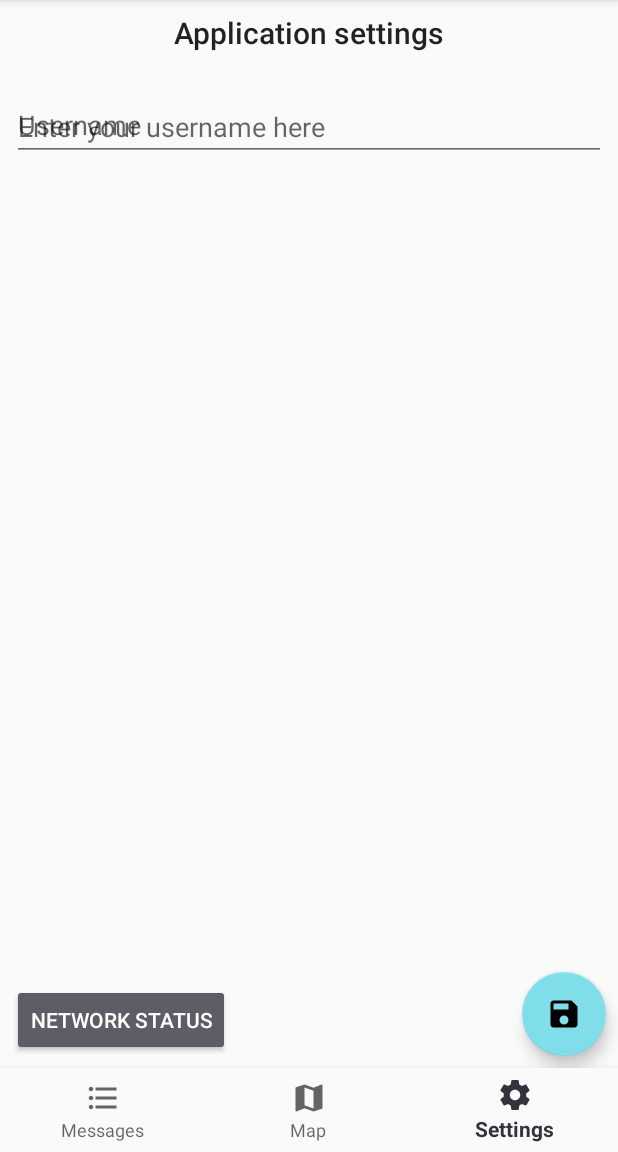
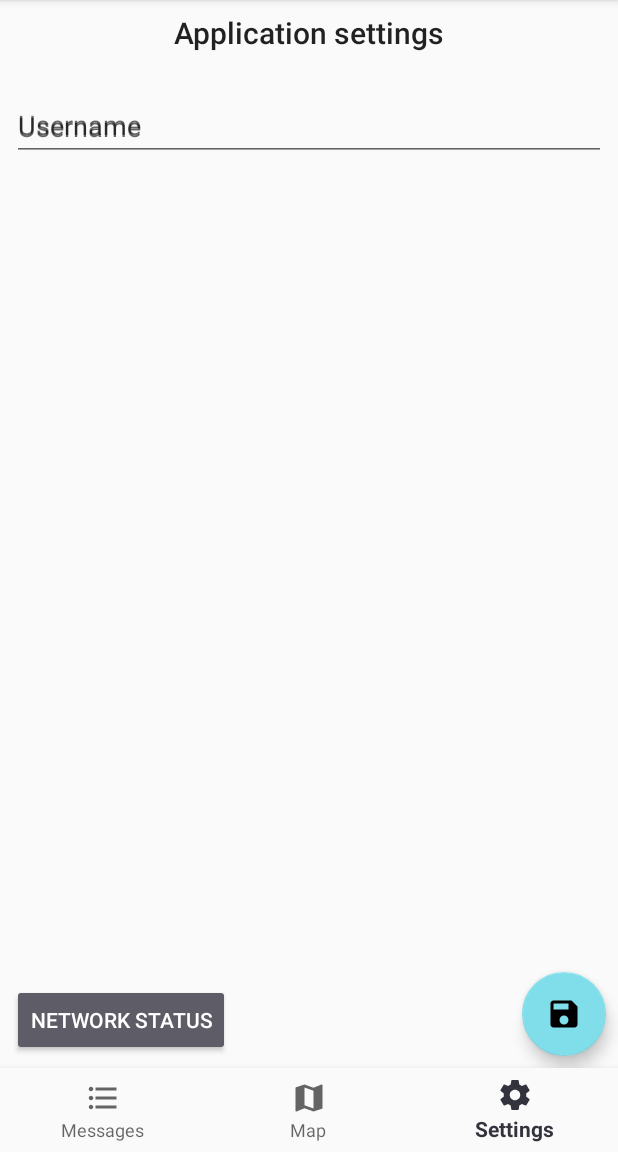
Before and after one commit to flavienbonvin/floater-bachelor-project-android, an Android app: the screen it shows after launch (MainActivity), item 3 of the bottom bar chosen, on a phone screen of 412 x 824 dp, the part 84-1236 px from its top. Run offline under Robolectric (Android 15) with nearby library versions, the phone set to English and light mode, and no system bars; 3 statements that could not run were skipped.

```diff
--- a/app/src/main/java/ch/hevs/fbonvin/disasterassistance/MainActivity.java
+++ b/app/src/main/java/ch/hevs/fbonvin/disasterassistance/MainActivity.java
@@ -84,7 +84,7 @@ public class MainActivity extends AppCompatActivity {
 
         initNearby();
 
-        //TODO: check if high accuracy is activated
+
     }
 
     private void initButtons() {
@@ -109,7 +109,7 @@ public class MainActivity extends AppCompatActivity {
                         public void onClick(View v) {
                         }
                     }).show();
-        }  //TODO what to do if there is a problem with nearby startup
+        }
     }
 
     private void initPreferences() {
--- a/app/src/main/java/ch/hevs/fbonvin/disasterassistance/adapter/RecyclerViewAdapter.java
+++ b/app/src/main/java/ch/hevs/fbonvin/disasterassistance/adapter/RecyclerViewAdapter.java
@@ -55,10 +55,8 @@ public class RecyclerViewAdapter extends RecyclerView.Adapter<RecyclerViewAdapte
         holder.tvCategoryName.setText(current.getCategory());
         holder.tvMessageDate.setText(date);
         holder.tvMessageDesc.setText(current.getDescription());
-        //TODO calculate the distance to the message source
+
         holder.tvMessageDistance.setText("NaN");
-
-        //TODO handle the status message icon
 
         if (mContext.getString(R.string.category_victims).equals(current.getCategory())) {
             holder.vMessageCategory.setBackgroundColor(mContext.getResources().getColor(R.color.category_victim));
--- a/app/src/main/java/ch/hevs/fbonvin/disasterassistance/utils/NearbyManagement.java
+++ b/app/src/main/java/ch/hevs/fbonvin/disasterassistance/utils/NearbyManagement.java
@@ -225,8 +225,6 @@ public class NearbyManagement {
                                     endpointId));
                             //If the connection succeeded, the endpoint is put in the connected set
                             mEstablishedConnections.put(endpoint.getId(), endpoint);
-
-                            //TODO handle new peer connection
                             break;
                         case ConnectionsStatusCodes.STATUS_CONNECTION_REJECTED:
                             Log.w(TAG, String.format("ConnectionLifecycleCallback onConnectionResult %s, %s",
@@ -301,7 +299,6 @@ public class NearbyManagement {
                                                 mIsConnecting = false;
                                                 Log.w(TAG, "EndpointDiscoveryCallback, onEndpointFound onFailure: ", e);
 
-                                                //TODO: Handle the STATUS_BLUETOOTH_ERROR, ask to restart bluetooth or phone
                                                 startDiscovery(sConnectionsClient, sAppID, sPackageName);
                                             }
                                         }
--- a/app/src/main/java/ch/hevs/fbonvin/disasterassistance/views/ActivityNetworkStatus.java
+++ b/app/src/main/java/ch/hevs/fbonvin/disasterassistance/views/ActivityNetworkStatus.java
@@ -18,11 +18,6 @@ public class ActivityNetworkStatus extends AppCompatActivity {
         setContentView(R.layout.activity_network_status);
 
         setText();
-
-
-        //TODO: what to do if something is red and do not work
-        //TODO: reconnect on back pressed
-        //TODO: make the back button go to the setting fragment
     }
 
     private void setText(){
@@ -62,7 +57,7 @@ public class ActivityNetworkStatus extends AppCompatActivity {
 
         if ((NearbyManagement.ismIsDiscovering()
                 || !NearbyManagement.ismIsAdvertising())
-                && NearbyManagement.ismIsConnecting()) {
+                && !NearbyManagement.ismIsConnecting()) {
 
             imError.setImageResource(R.drawable.ic_error_outline_black);
             imError.setColorFilter(this.getResources().getColor(R.color.errorColor));
@@ -73,7 +68,6 @@ public class ActivityNetworkStatus extends AppCompatActivity {
                     .setAction("More info", new View.OnClickListener() {
                         @Override
                         public void onClick(View v) {
-                            //TODO: display help for fixing problems (Toggle bluetooth, reboot)
                         }
                     }).show();
         }
--- a/app/src/main/java/ch/hevs/fbonvin/disasterassistance/views/ActivitySendMessage.java
+++ b/app/src/main/java/ch/hevs/fbonvin/disasterassistance/views/ActivitySendMessage.java
@@ -72,7 +72,6 @@ public class ActivitySendMessage extends AppCompatActivity {
         switch (item.getItemId()){
             case R.id.send_message:
 
-                //TODO handle the case where there is no peer around the user
                 if (checkInputs()) {
                     mMessage.setTitle(etMessageTitle.getText().toString().trim());
                     mMessage.setDescription(etMessageDesc.getText().toString().trim());
@@ -93,7 +92,6 @@ public class ActivitySendMessage extends AppCompatActivity {
             return false;
         }
 
-        //TODO: Looks strange, unfocused keyboard is needed i think
         if (etMessageDesc.getText().toString().trim().isEmpty()) {
             etMessageDesc.setError("You have to give a description");
             return false;
--- a/app/src/main/java/ch/hevs/fbonvin/disasterassistance/views/FragMessages.java
+++ b/app/src/main/java/ch/hevs/fbonvin/disasterassistance/views/FragMessages.java
@@ -40,7 +40,6 @@ public class FragMessages extends Fragment {
         mRecyclerView.setLayoutManager(new LinearLayoutManager(getActivity()));
 
 
-        //TODO hide FAB on scroll
         FloatingActionButton fabAddMessage = mViewFragment.findViewById(R.id.fab_add_message);
         fabAddMessage.setOnClickListener(new View.OnClickListener() {
             @Override
@@ -57,11 +56,13 @@ public class FragMessages extends Fragment {
     private ArrayList<Message> dummyMessage() {
         ArrayList<Message> data = new ArrayList<>();
 
-        data.add(new Message(VALUE_PREF_APPID, VALUE_PREF_APPID, VALUE_PREF_USERNAME, "Message 1", getString(R.string.category_victims), "Description 1 "));
-        data.add(new Message(VALUE_PREF_APPID, VALUE_PREF_APPID, VALUE_PREF_USERNAME, "Message 2", getString(R.string.category_danger), "Description 2"));
-        data.add(new Message(VALUE_PREF_APPID, VALUE_PREF_APPID, VALUE_PREF_USERNAME, "Message 3", getString(R.string.category_resources), "Description 3"));
-        data.add(new Message(VALUE_PREF_APPID, VALUE_PREF_APPID, VALUE_PREF_USERNAME, "Message 4", getString(R.string.category_danger), "Description 4"));
-        data.add(new Message(VALUE_PREF_APPID, VALUE_PREF_APPID, VALUE_PREF_USERNAME, "Message 5", getString(R.string.category_resources), "Description 5"));
+        data.add(new Message(VALUE_PREF_APPID, VALUE_PREF_APPID, VALUE_PREF_USERNAME, "Injured kid", getString(R.string.category_victims), "Kid with broken leg, needs assistance ASAP"));
+        data.add(new Message(VALUE_PREF_APPID, VALUE_PREF_APPID, VALUE_PREF_USERNAME, "Gaz leak", getString(R.string.category_danger), "Strong gas smell in this area"));
+        data.add(new Message(VALUE_PREF_APPID, VALUE_PREF_APPID, VALUE_PREF_USERNAME, "Water bottle", getString(R.string.category_resources), "Truck full of bottle arrived"));
+        data.add(new Message(VALUE_PREF_APPID, VALUE_PREF_APPID, VALUE_PREF_USERNAME, "Collapsing wall", getString(R.string.category_danger), "The south wall of this house will fall is nothing is done"));
+        data.add(new Message(VALUE_PREF_APPID, VALUE_PREF_APPID, VALUE_PREF_USERNAME, "Drugs", getString(R.string.category_resources), "We have few drugs we can share, some painkillers and antibiotics"));
+        data.add(new Message(VALUE_PREF_APPID, VALUE_PREF_APPID, VALUE_PREF_USERNAME, "Nurse", getString(R.string.category_caretaker), "I am a nurse and will stay near the fountain all day, you can come if you need assistance of if you are not able to, I can come to you"));
+
 
         return data;
     }
--- a/app/src/main/java/ch/hevs/fbonvin/disasterassistance/views/FragSettings.java
+++ b/app/src/main/java/ch/hevs/fbonvin/disasterassistance/views/FragSettings.java
@@ -70,10 +70,9 @@ public class FragSettings extends Fragment {
     private void fillSettings(EditText editText) {
         String username = PreferencesManagement.getStringPref(getActivity(), PREF_NAME, KEY_PREF_USERNAME);
         if (username.equals(PREF_NOT_SET)) {
-            editText.setHint("Enter your username here");
+            editText.setHint("Username");
         } else {
             editText.setText(username);
-            editText.setHint("Username");
         }
     }
 }
```
